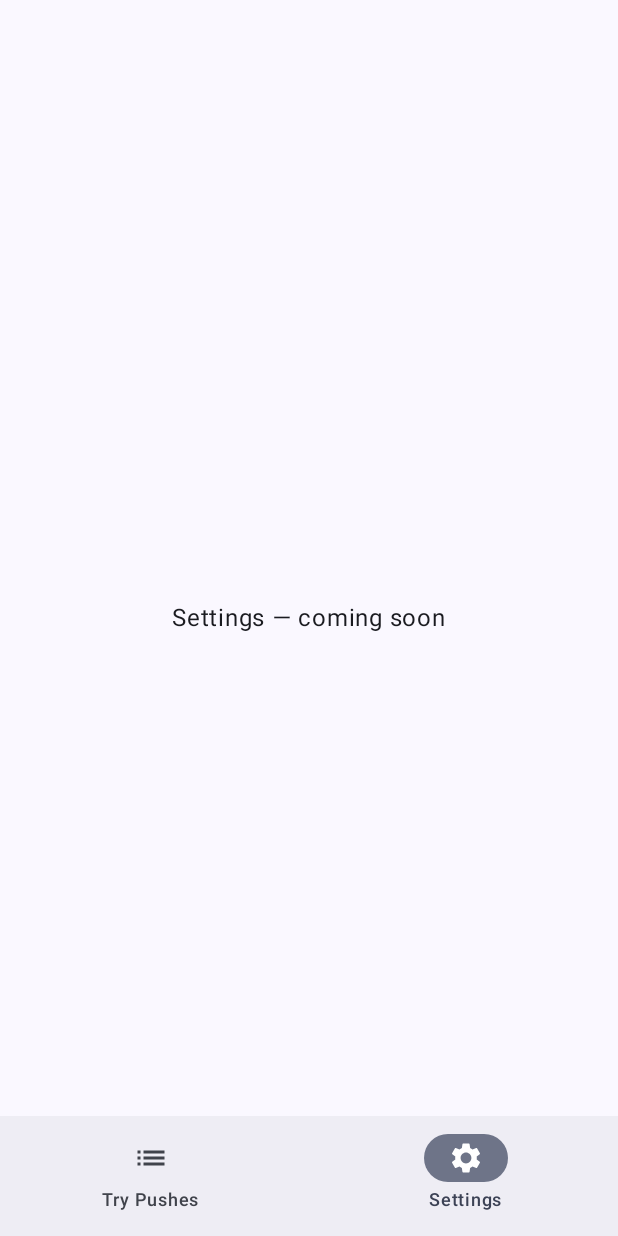
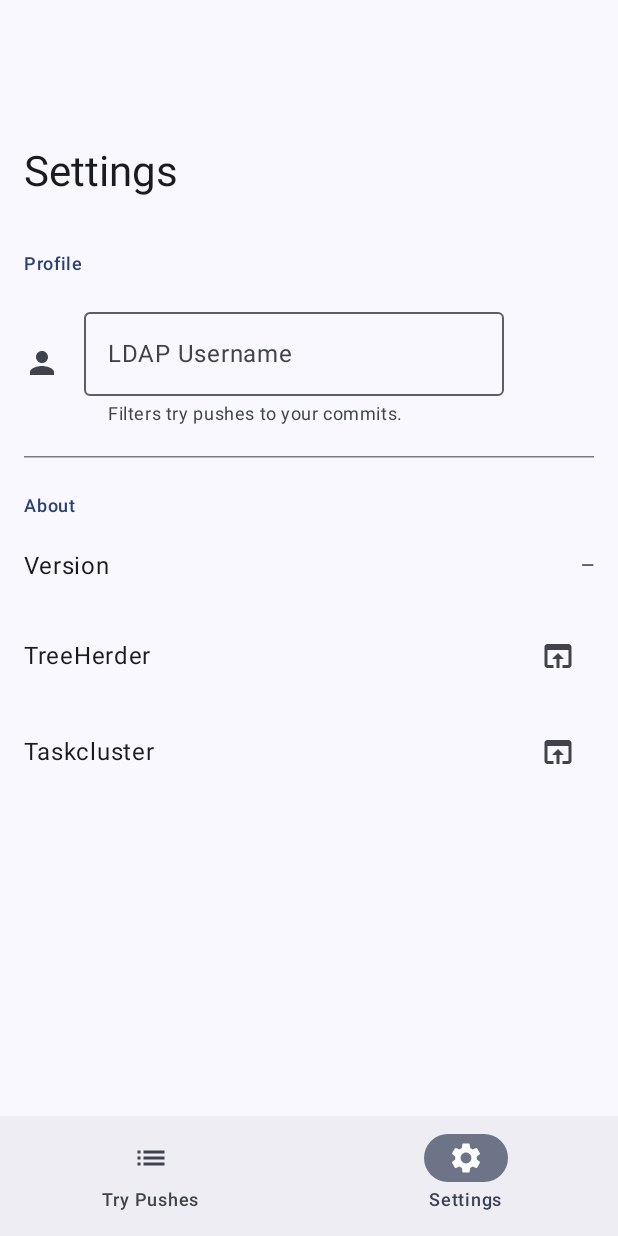
Before and after one commit to mozilla-platform-ops/BuildWatch-Android, an Android app built with Jetpack Compose: the SettingsScreen screen opened through its navigation route, on a phone screen of 412 x 824 dp. Run offline under Robolectric (Android 15) with nearby library versions, the phone set to English and light mode, and no system bars.

Commit message:
Add TreeHerderService (fetchPushes) and SettingsScreen (bwa-v0o.1, bwa-n8x.1)
- service/TreeHerderService.kt: OkHttp client (30s timeout, User-Agent, debug logging),
  Retrofit interface, fetchPushes/fetchJobs/fetchTextLogErrors/retriggerJob.
  Compact jobs parser uses kotlinx.serialization.json (no Android-only org.json).
- viewmodel/SettingsViewModel.kt: AndroidViewModel wrapping SettingsRepository for
  username read/write; drives SettingsScreen.
- ui/screen/SettingsScreen.kt: Profile section (LDAP text field, stores full email),
  About section (version, TreeHerder + Taskcluster Custom Tab links).
- Adds kotlinx-coroutines-test for runTest in unit tests.
- 32 unit tests passing (7 service tests including MockWebServer, 25 model tests).

```diff
--- a/app/src/main/java/com/mozilla/buildwatch/ui/screen/SettingsScreen.kt
+++ b/app/src/main/java/com/mozilla/buildwatch/ui/screen/SettingsScreen.kt
@@ -1,15 +1,139 @@
 package com.mozilla.buildwatch.ui.screen
 
-import androidx.compose.foundation.layout.Box
+import android.content.pm.PackageManager
+import androidx.compose.foundation.layout.Column
 import androidx.compose.foundation.layout.fillMaxSize
+import androidx.compose.foundation.layout.padding
+import androidx.compose.foundation.rememberScrollState
+import androidx.compose.foundation.text.KeyboardOptions
+import androidx.compose.foundation.verticalScroll
+import androidx.compose.material.icons.Icons
+import androidx.compose.material.icons.filled.OpenInBrowser
+import androidx.compose.material.icons.filled.Person
+import androidx.compose.material3.ExperimentalMaterial3Api
+import androidx.compose.material3.HorizontalDivider
+import androidx.compose.material3.Icon
+import androidx.compose.material3.IconButton
+import androidx.compose.material3.LargeTopAppBar
+import androidx.compose.material3.ListItem
+import androidx.compose.material3.OutlinedTextField
+import androidx.compose.material3.Scaffold
 import androidx.compose.material3.Text
+import androidx.compose.material3.TopAppBarDefaults
 import androidx.compose.runtime.Composable
-import androidx.compose.ui.Alignment
+import androidx.compose.runtime.getValue
+import androidx.compose.runtime.mutableStateOf
+import androidx.compose.runtime.remember
+import androidx.compose.runtime.setValue
 import androidx.compose.ui.Modifier
+import androidx.compose.ui.input.nestedscroll.nestedScroll
+import androidx.compose.ui.platform.LocalContext
+import androidx.compose.ui.text.input.ImeAction
+import androidx.compose.ui.text.input.KeyboardCapitalization
+import androidx.compose.ui.text.input.KeyboardType
+import androidx.compose.ui.unit.dp
+import androidx.lifecycle.compose.collectAsStateWithLifecycle
+import androidx.lifecycle.viewmodel.compose.viewModel
+import com.mozilla.buildwatch.util.openUrl
+import com.mozilla.buildwatch.viewmodel.SettingsViewModel
+
+@OptIn(ExperimentalMaterial3Api::class)
+@Composable
+fun SettingsScreen(vm: SettingsViewModel = viewModel()) {
+    val context = LocalContext.current
+    val scrollBehavior = TopAppBarDefaults.exitUntilCollapsedScrollBehavior()
+
+    val storedUsername by vm.username.collectAsStateWithLifecycle()
+    // Show just the LDAP handle in the field; store full email internally.
+    val displayHandle = storedUsername.substringBefore("@").takeIf { storedUsername.isNotEmpty() } ?: ""
+    var fieldValue by remember(displayHandle) { mutableStateOf(displayHandle) }
+
+    val appVersion = remember {
+        try {
+            context.packageManager
+                .getPackageInfo(context.packageName, 0)
+                .versionName ?: "—"
+        } catch (_: PackageManager.NameNotFoundException) { "—" }
+    }
+
+    Scaffold(
+        topBar = {
+            LargeTopAppBar(
+                title = { Text("Settings") },
+                scrollBehavior = scrollBehavior,
+            )
+        },
+        modifier = Modifier.nestedScroll(scrollBehavior.nestedScrollConnection),
+    ) { padding ->
+        Column(
+            modifier = Modifier
+                .fillMaxSize()
+                .padding(padding)
+                .verticalScroll(rememberScrollState()),
+        ) {
+            // Profile section
+            SectionLabel("Profile")
+            ListItem(
+                leadingContent = { Icon(Icons.Filled.Person, contentDescription = null) },
+                headlineContent = {
+                    OutlinedTextField(
+                        value = fieldValue,
+                        onValueChange = { fieldValue = it },
+                        label = { Text("LDAP Username") },
+                        placeholder = { Text("rcurran") },
+                        singleLine = true,
+                        keyboardOptions = KeyboardOptions(
+                            keyboardType = KeyboardType.Ascii,
+                            capitalization = KeyboardCapitalization.None,
+                            autoCorrect = false,
+                            imeAction = ImeAction.Done,
+                        ),
+                        supportingText = { Text("Filters try pushes to your commits.") },
+                        modifier = Modifier.padding(vertical = 4.dp),
+                    )
+                },
+                // Commit on focus loss by tracking changes via onValueChange + a Done action
+            )
+            // Persist when field loses focus / user is done typing (save on any change after debounce
+            // is handled by ViewModel; here we save on each keystroke for simplicity)
+            if (fieldValue != displayHandle) {
+                vm.setUsername(fieldValue)
+            }
+
+            HorizontalDivider(modifier = Modifier.padding(horizontal = 16.dp, vertical = 8.dp))
+
+            // About section
+            SectionLabel("About")
+            ListItem(
+                headlineContent = { Text("Version") },
+                trailingContent = { Text(appVersion) },
+            )
+            ListItem(
+                headlineContent = { Text("TreeHerder") },
+                trailingContent = {
+                    IconButton(onClick = { openUrl(context, "https://treeherder.mozilla.org") }) {
+                        Icon(Icons.Filled.OpenInBrowser, contentDescription = "Open TreeHerder")
+                    }
+                },
+            )
+            ListItem(
+                headlineContent = { Text("Taskcluster") },
+                trailingContent = {
+                    IconButton(onClick = { openUrl(context, "https://firefox-ci-tc.services.mozilla.com") }) {
+                        Icon(Icons.Filled.OpenInBrowser, contentDescription = "Open Taskcluster")
+                    }
+                },
+            )
+        }
+    }
+}
 
 @Composable
-fun SettingsScreen() {
-    Box(Modifier.fillMaxSize(), contentAlignment = Alignment.Center) {
-        Text("Settings — coming soon")
-    }
+private fun SectionLabel(text: String) {
+    Text(
+        text = text,
+        modifier = Modifier.padding(start = 16.dp, top = 16.dp, bottom = 4.dp),
+        style = androidx.compose.material3.MaterialTheme.typography.labelMedium,
+        color = androidx.compose.material3.MaterialTheme.colorScheme.primary,
+    )
 }
--- /dev/null
+++ b/app/src/main/java/com/mozilla/buildwatch/viewmodel/SettingsViewModel.kt
@@ -0,0 +1,27 @@
+package com.mozilla.buildwatch.viewmodel
+
+import android.app.Application
+import androidx.lifecycle.AndroidViewModel
+import androidx.lifecycle.viewModelScope
+import com.mozilla.buildwatch.repository.SettingsRepository
+import kotlinx.coroutines.flow.SharingStarted
+import kotlinx.coroutines.flow.stateIn
+import kotlinx.coroutines.launch
+
+class SettingsViewModel(application: Application) : AndroidViewModel(application) {
+
+    private val repo = SettingsRepository(application)
+
+    val username = repo.username.stateIn(
+        viewModelScope,
+        SharingStarted.WhileSubscribed(5_000),
+        "",
+    )
+
+    fun setUsername(handle: String) {
+        viewModelScope.launch {
+            val trimmed = handle.trim().substringBefore("@")
+            repo.setUsername(if (trimmed.isEmpty()) "" else "$trimmed@mozilla.com")
+        }
+    }
+}
--- a/gradle/libs.versions.toml
+++ b/gradle/libs.versions.toml
@@ -16,6 +16,7 @@ junit = "4.13.2"
 junitVersion = "1.2.1"
 espressoCore = "3.6.1"
 mockwebserver = "4.12.0"
+coroutinesTest = "1.9.0"
 
 [libraries]
 androidx-core-ktx = { group = "androidx.core", name = "core-ktx", version.ref = "coreKtx" }
@@ -43,6 +44,7 @@ junit = { group = "junit", name = "junit", version.ref = "junit" }
 androidx-junit = { group = "androidx.test.ext", name = "junit", version.ref = "junitVersion" }
 androidx-espresso-core = { group = "androidx.test.espresso", name = "espresso-core", version.ref = "espressoCore" }
 mockwebserver = { group = "com.squareup.okhttp3", name = "mockwebserver", version.ref = "mockwebserver" }
+kotlinx-coroutines-test = { group = "org.jetbrains.kotlinx", name = "kotlinx-coroutines-test", version.ref = "coroutinesTest" }
 
 [plugins]
 android-application = { id = "com.android.application", version.ref = "agp" }
```
Also changed, not shown: app/src/main/java/com/mozilla/buildwatch/service/TreeHerderService.kt (added, +144 -0 lines), 1 other file.
